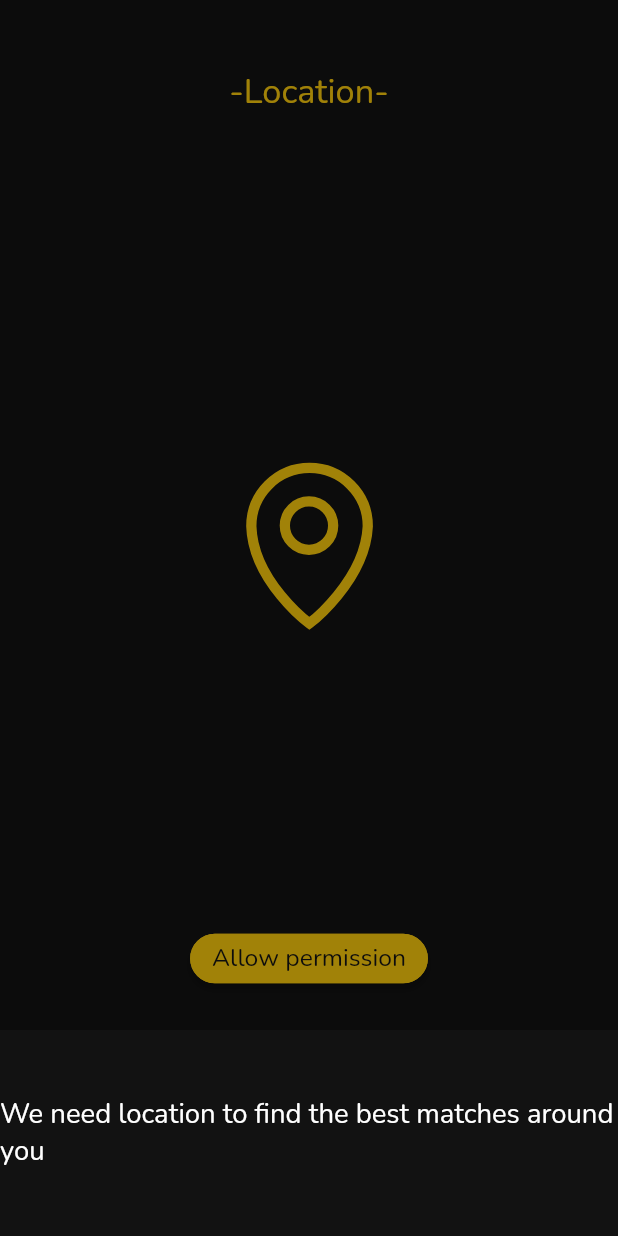
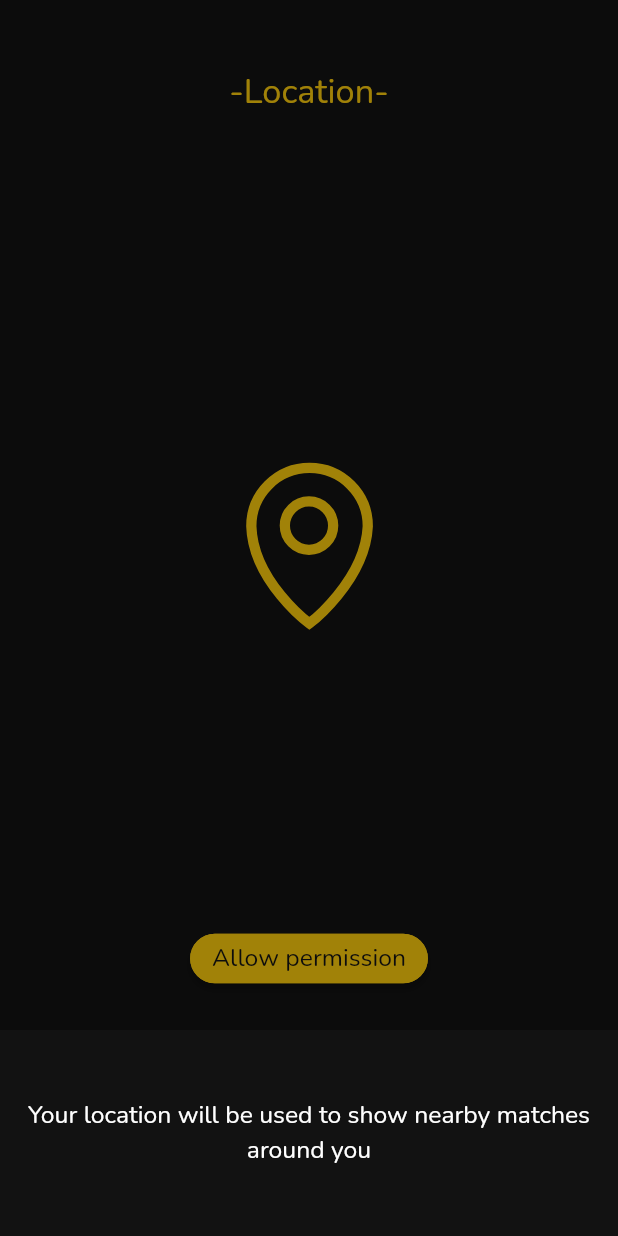
Before and after one commit to naveenbharadwaj19/Explore-Dating, a Flutter app: the LocationScreen widget shown alone on an empty page, opened directly, after a tap on "Why ?", on a phone screen of 412 x 824 dp. Run offline on Flutter 3.47's test engine with Material 2 defaults, Android fonts, the phone set to English and light mode, and no system bars; our stand-ins replace another_flushbar, auto_size_text, bubble, cached_network_image, circular_check_box, circular_countdown_timer and 32 more; missing offline and left inert: app_settings, blurhash, clippy_flutter, firebase_ml_vision, firebase_performance, gender_selection and 2 more; accounts and stored records are empty; project files that could hold a hidden picture were left out.

Commit message:
location screen message updated

```diff
--- a/lib/screens/location_screen.dart
+++ b/lib/screens/location_screen.dart
@@ -133,13 +133,18 @@ class _LocationScreenState extends State<LocationScreen> {
                     builder: (context) => Container(
                           height: 150,
                           child: Center(
-                            child: Text(
-                              // ! Use proper message before deployment
-                              "We need location to find the best matches around you",
-                              style: const TextStyle(
-                                color: Colors.white,
-                                fontSize: 20,
-                                // fontWeight: FontWeight.w600,
+                            child: Container(
+                              margin: const EdgeInsets.all(7),
+                              child: const Text(
+                                "Your location will be used to show nearby matches around you",
+                                textAlign: TextAlign.center,
+                                maxLines: 2,
+                                overflow: TextOverflow.clip,
+                                style: const TextStyle(
+                                  color: Colors.white,
+                                  fontSize: 18,
+                                  // fontWeight: FontWeight.w600,
+                                ),
                               ),
                             ),
                           ),
```
